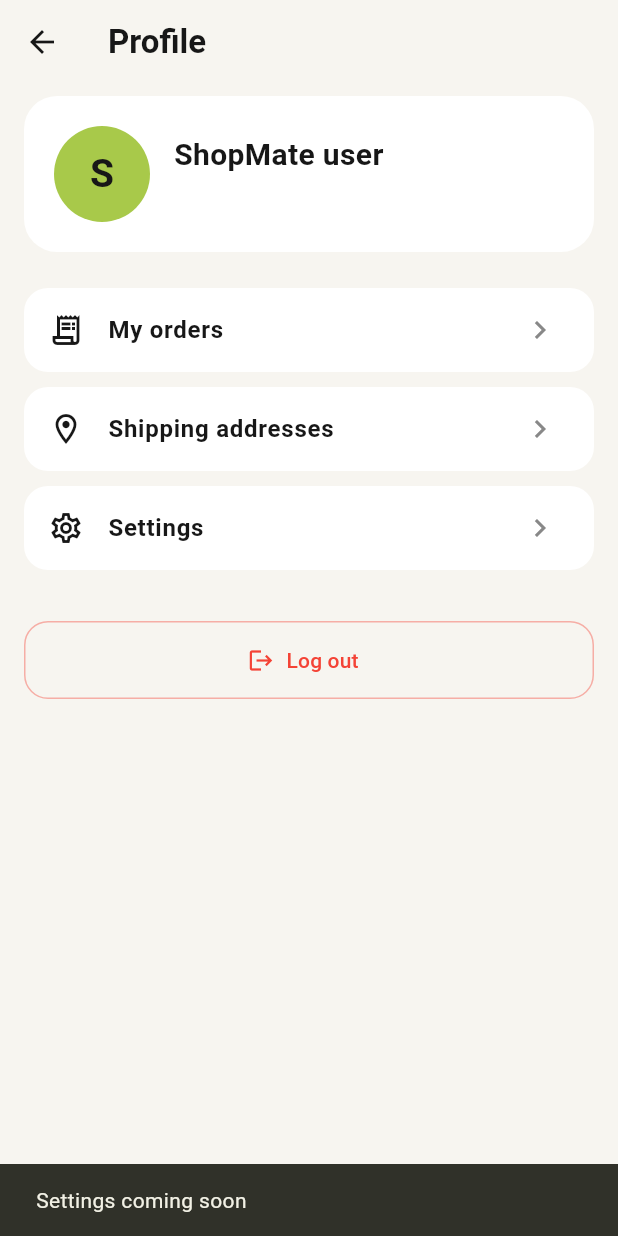
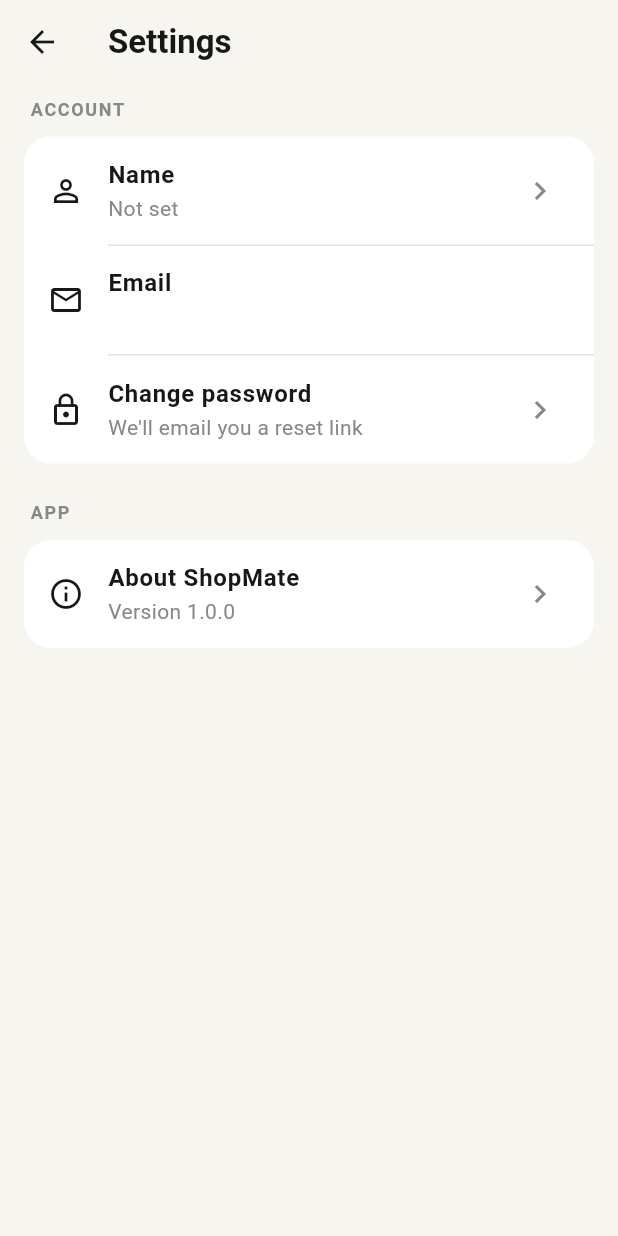
Before and after one commit to nahashal/shopmate, a Flutter app: the ProfilePage screen opened directly, after a tap on "Settings", on a phone screen of 412 x 824 dp. Run offline on Flutter 3.47's test engine with Material 3 defaults, Android fonts, the phone set to English and light mode, and no system bars; our stand-ins replace cloud_firestore, dio, equatable, firebase_ai, firebase_auth, firebase_core and 2 more; accounts and stored records are empty; generated files the repository leaves out were written again; network calls fail.

Commit message:
Add Settings page with edit name, password reset and about

```diff
--- a/lib/features/authentication/data/repositories/auth_repository_impl.dart
+++ b/lib/features/authentication/data/repositories/auth_repository_impl.dart
@@ -57,6 +57,29 @@ class AuthRepositoryImpl implements AuthRepository {
   @override
   Future<void> signOut() => _firebaseAuth.signOut();
 
+  @override
+  Future<AppUser> updateDisplayName(String name) async {
+    final user = _firebaseAuth.currentUser;
+    if (user == null) throw const AuthFailure('You are not signed in.');
+
+    try {
+      await user.updateDisplayName(name.trim());
+      await user.reload();
+      return _toAppUser(_firebaseAuth.currentUser)!;
+    } on FirebaseAuthException catch (e) {
+      throw AuthFailure(_messageFor(e.code));
+    }
+  }
+
+  @override
+  Future<void> sendPasswordResetEmail(String email) async {
+    try {
+      await _firebaseAuth.sendPasswordResetEmail(email: email.trim());
+    } on FirebaseAuthException catch (e) {
+      throw AuthFailure(_messageFor(e.code));
+    }
+  }
+
   AppUser? _toAppUser(User? user) {
     if (user == null) return null;
 
--- a/lib/features/authentication/domain/repositories/auth_repository.dart
+++ b/lib/features/authentication/domain/repositories/auth_repository.dart
@@ -15,4 +15,10 @@ abstract class AuthRepository {
   });
 
   Future<void> signOut();
+
+  /// Changes the signed-in user's name and returns the updated user.
+  Future<AppUser> updateDisplayName(String name);
+
+  /// Emails the user a link to set a new password.
+  Future<void> sendPasswordResetEmail(String email);
 }
--- a/lib/features/authentication/presentation/bloc/auth_event.dart
+++ b/lib/features/authentication/presentation/bloc/auth_event.dart
@@ -40,3 +40,21 @@ class AuthRegisterRequested extends AuthEvent {
 class AuthSignOutRequested extends AuthEvent {
   const AuthSignOutRequested();
 }
+
+class AuthDisplayNameUpdateRequested extends AuthEvent {
+  final String name;
+
+  const AuthDisplayNameUpdateRequested(this.name);
+
+  @override
+  List<Object?> get props => [name];
+}
+
+class AuthPasswordResetRequested extends AuthEvent {
+  final String email;
+
+  const AuthPasswordResetRequested(this.email);
+
+  @override
+  List<Object?> get props => [email];
+}
--- a/lib/features/authentication/presentation/bloc/auth_state.dart
+++ b/lib/features/authentication/presentation/bloc/auth_state.dart
@@ -10,26 +10,41 @@ class AuthState extends Equatable {
   final bool isSubmitting;
   final String? errorMessage;
 
+  /// A one-off success message, e.g. "Name updated".
+  final String? infoMessage;
+
   const AuthState({
     this.status = AuthStatus.unknown,
     this.user,
     this.isSubmitting = false,
     this.errorMessage,
+    this.infoMessage,
   });
 
   bool get isAuthenticated => status == AuthStatus.authenticated;
 
-  /// Note: errorMessage is NOT kept from the old state.
-  /// Leaving it out of a copyWith call clears it.
-  AuthState copyWith({bool? isSubmitting, String? errorMessage}) {
+  /// Note: errorMessage and infoMessage are NOT kept from the old state.
+  /// Leaving them out of a copyWith call clears them.
+  AuthState copyWith({
+    bool? isSubmitting,
+    String? errorMessage,
+    String? infoMessage,
+  }) {
     return AuthState(
       status: status,
       user: user,
       isSubmitting: isSubmitting ?? this.isSubmitting,
       errorMessage: errorMessage,
+      infoMessage: infoMessage,
     );
   }
 
   @override
-  List<Object?> get props => [status, user, isSubmitting, errorMessage];
+  List<Object?> get props => [
+    status,
+    user,
+    isSubmitting,
+    errorMessage,
+    infoMessage,
+  ];
 }
--- a/lib/features/profile/presentation/pages/profile_page.dart
+++ b/lib/features/profile/presentation/pages/profile_page.dart
@@ -1,6 +1,7 @@
 import 'package:flutter/material.dart';
 import 'package:flutter_bloc/flutter_bloc.dart';
 
+import 'settings_page.dart';
 import '../../../addresses/presentation/pages/addresses_page.dart';
 import '../../../orders/presentation/pages/orders_page.dart';
 import '../../../../core/theme/app_colors.dart';
@@ -103,9 +104,14 @@ class ProfilePage extends StatelessWidget {
                   );
                 },
               ),
-              const _ProfileTile(
+              _ProfileTile(
                 icon: Icons.settings_outlined,
                 title: 'Settings',
+                onTap: () {
+                  Navigator.of(context).push(
+                    MaterialPageRoute(builder: (_) => const SettingsPage()),
+                  );
+                },
               ),
               const SizedBox(height: 24),
 
--- /dev/null
+++ b/lib/features/profile/presentation/pages/settings_page.dart
@@ -0,0 +1,293 @@
+import 'package:flutter/material.dart';
+import 'package:flutter_bloc/flutter_bloc.dart';
+
+import '../../../../core/theme/app_colors.dart';
+import '../../../authentication/presentation/bloc/auth_bloc.dart';
+import '../../../authentication/presentation/bloc/auth_event.dart';
+import '../../../authentication/presentation/bloc/auth_state.dart';
+
+class SettingsPage extends StatelessWidget {
+  const SettingsPage({super.key});
+
+  static const _appVersion = '1.0.0';
+
+  @override
+  Widget build(BuildContext context) {
+    return BlocConsumer<AuthBloc, AuthState>(
+      listenWhen: (previous, current) =>
+          (current.errorMessage != null &&
+              previous.errorMessage != current.errorMessage) ||
+          (current.infoMessage != null &&
+              previous.infoMessage != current.infoMessage),
+      listener: (context, state) {
+        final message = state.errorMessage ?? state.infoMessage!;
+        ScaffoldMessenger.of(context)
+          ..hideCurrentSnackBar()
+          ..showSnackBar(SnackBar(content: Text(message)));
+      },
+      builder: (context, state) {
+        final user = state.user;
+        final name = (user?.displayName?.trim().isNotEmpty ?? false)
+            ? user!.displayName!.trim()
+            : 'Not set';
+        final email = user?.email ?? '';
+
+        return Scaffold(
+          appBar: AppBar(
+            title: const Text(
+              'Settings',
+              style: TextStyle(fontWeight: FontWeight.bold),
+            ),
+            bottom: state.isSubmitting
+                ? const PreferredSize(
+                    preferredSize: Size.fromHeight(3),
+                    child: LinearProgressIndicator(
+                      minHeight: 3,
+                      color: AppColors.primary,
+                    ),
+                  )
+                : null,
+          ),
+          body: ListView(
+            padding: const EdgeInsets.fromLTRB(16, 8, 16, 24),
+            children: [
+              const _SectionTitle('Account'),
+              _SettingsGroup(
+                children: [
+                  _SettingsTile(
+                    icon: Icons.person_outline,
+                    title: 'Name',
+                    subtitle: name,
+                    onTap: state.isSubmitting
+                        ? null
+                        : () => _editName(context, user?.displayName ?? ''),
+                  ),
+                  _SettingsTile(
+                    icon: Icons.email_outlined,
+                    title: 'Email',
+                    subtitle: email,
+                    showChevron: false,
+                  ),
+                  _SettingsTile(
+                    icon: Icons.lock_outline,
+                    title: 'Change password',
+                    subtitle: 'We\'ll email you a reset link',
+                    onTap: state.isSubmitting || email.isEmpty
+                        ? null
+                        : () => _confirmPasswordReset(context, email),
+                  ),
+                ],
+              ),
+              const SizedBox(height: 24),
+              const _SectionTitle('App'),
+              _SettingsGroup(
+                children: [
+                  _SettingsTile(
+                    icon: Icons.info_outline,
+                    title: 'About ShopMate',
+                    subtitle: 'Version $_appVersion',
+                    onTap: () => _showAbout(context),
+                  ),
+                ],
+              ),
+            ],
+          ),
+        );
+      },
+    );
+  }
+
+  Future<void> _editName(BuildContext context, String currentName) async {
+    final newName = await showDialog<String>(
+      context: context,
+      builder: (_) => _EditNameDialog(initialName: currentName),
+    );
+
+    if (newName != null && newName != currentName.trim() && context.mounted) {
+      context.read<AuthBloc>().add(AuthDisplayNameUpdateRequested(newName));
+    }
+  }
+
+  Future<void> _confirmPasswordReset(BuildContext context, String email) async {
+    final confirmed = await showDialog<bool>(
+      context: context,
+      builder: (dialogContext) => AlertDialog(
+        title: const Text('Change password?'),
+        content: Text(
+          'We\'ll send a link to $email. '
+          'Open it to choose a new password.',
+        ),
+        actions: [
+          TextButton(
+            onPressed: () => Navigator.pop(dialogContext, false),
+            child: const Text('Cancel'),
+          ),
+          TextButton(
+            onPressed: () => Navigator.pop(dialogContext, true),
+            child: const Text('Send link'),
+          ),
+        ],
+      ),
+    );
+
+    if (confirmed == true && context.mounted) {
+      context.read<AuthBloc>().add(AuthPasswordResetRequested(email));
+    }
+  }
+
+  void _showAbout(BuildContext context) {
+    showAboutDialog(
+      context: context,
+      applicationName: 'ShopMate',
+      applicationVersion: 'Version $_appVersion',
+      applicationIcon: const CircleAvatar(
+        backgroundColor: AppColors.cream,
+        child: Icon(Icons.shopping_bag_outlined, color: AppColors.primaryDark),
+      ),
+      children: const [
+        Text(
+          'A Flutter e-commerce app built with BLoC, Firebase '
+          'and a Gemini-powered shopping assistant.',
+        ),
+      ],
+    );
+  }
+}
+
+class _EditNameDialog extends StatefulWidget {
+  final String initialName;
+
+  const _EditNameDialog({required this.initialName});
+
+  @override
+  State<_EditNameDialog> createState() => _EditNameDialogState();
+}
+
+class _EditNameDialogState extends State<_EditNameDialog> {
+  late final _controller = TextEditingController(text: widget.initialName);
+  final _formKey = GlobalKey<FormState>();
+
+  @override
+  void dispose() {
+    _controller.dispose();
+    super.dispose();
+  }
+
+  void _save() {
+    if (!_formKey.currentState!.validate()) return;
+    Navigator.pop(context, _controller.text.trim());
+  }
+
+  @override
+  Widget build(BuildContext context) {
+    return AlertDialog(
+      title: const Text('Edit name'),
+      content: Form(
+        key: _formKey,
+        child: TextFormField(
+          controller: _controller,
+          autofocus: true,
+          textCapitalization: TextCapitalization.words,
+          textInputAction: TextInputAction.done,
+          onFieldSubmitted: (_) => _save(),
+          decoration: const InputDecoration(labelText: 'Full name'),
+          validator: (value) =>
+              (value ?? '').trim().isEmpty ? 'Enter your name' : null,
+        ),
+      ),
+      actions: [
+        TextButton(
+          onPressed: () => Navigator.pop(context),
+          child: const Text('Cancel'),
+        ),
+        TextButton(onPressed: _save, child: const Text('Save')),
+      ],
+    );
+  }
+}
+
+class _SectionTitle extends StatelessWidget {
+  final String text;
+
+  const _SectionTitle(this.text);
+
+  @override
+  Widget build(BuildContext context) {
+    return Padding(
+      padding: const EdgeInsets.fromLTRB(4, 0, 4, 10),
+      child: Text(
+        text.toUpperCase(),
+        style: const TextStyle(
+          fontSize: 12,
+          fontWeight: FontWeight.bold,
+          letterSpacing: 1.1,
+          color: AppColors.textSecondary,
+        ),
+      ),
+    );
+  }
+}
+
+class _SettingsGroup extends StatelessWidget {
+  final List<Widget> children;
+
+  const _SettingsGroup({required this.children});
+
+  @override
+  Widget build(BuildContext context) {
+    return Material(
+      color: AppColors.surface,
+      borderRadius: BorderRadius.circular(18),
+      clipBehavior: Clip.antiAlias,
+      child: Column(
+        children: [
+          for (var i = 0; i < children.length; i++) ...[
+            if (i > 0)
+              const Divider(height: 1, indent: 56, color: AppColors.divider),
+            children[i],
+          ],
+        ],
+      ),
+    );
+  }
+}
+
+class _SettingsTile extends StatelessWidget {
+  final IconData icon;
+  final String title;
+  final String subtitle;
+  final VoidCallback? onTap;
+  final bool showChevron;
+
+  const _SettingsTile({
+    required this.icon,
+    required this.title,
+    required this.subtitle,
+    this.onTap,
+    this.showChevron = true,
+  });
+
+  @override
+  Widget build(BuildContext context) {
+    return ListTile(
+      leading: Icon(icon, color: AppColors.textPrimary),
+      title: Text(
+        title,
+        style: const TextStyle(
+          fontWeight: FontWeight.w600,
+          color: AppColors.textPrimary,
+        ),
+      ),
+      subtitle: Text(
+        subtitle,
+        maxLines: 1,
+        overflow: TextOverflow.ellipsis,
+        style: const TextStyle(color: AppColors.textSecondary),
+      ),
+      trailing: showChevron
+          ? const Icon(Icons.chevron_right, color: AppColors.textSecondary)
+          : null,
+      onTap: onTap,
+    );
+  }
+}
```
Also changed, not shown: lib/features/authentication/presentation/bloc/auth_bloc.dart (+55 -0 lines).
